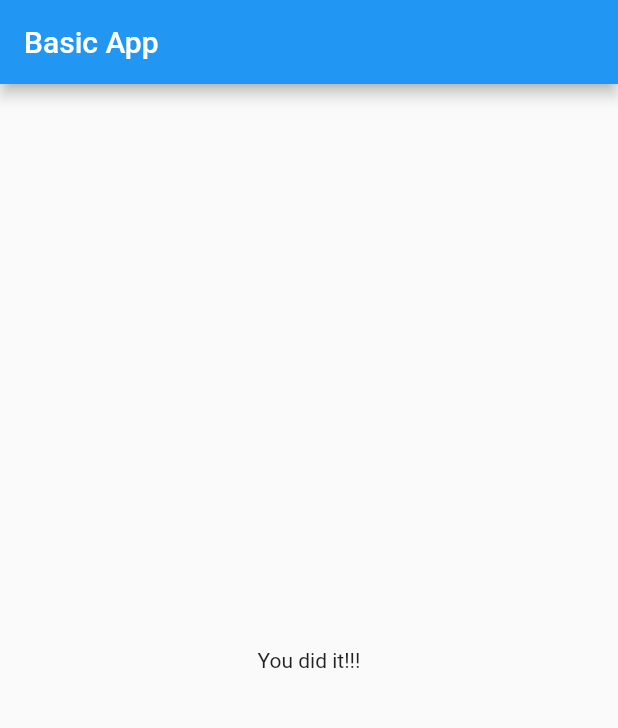
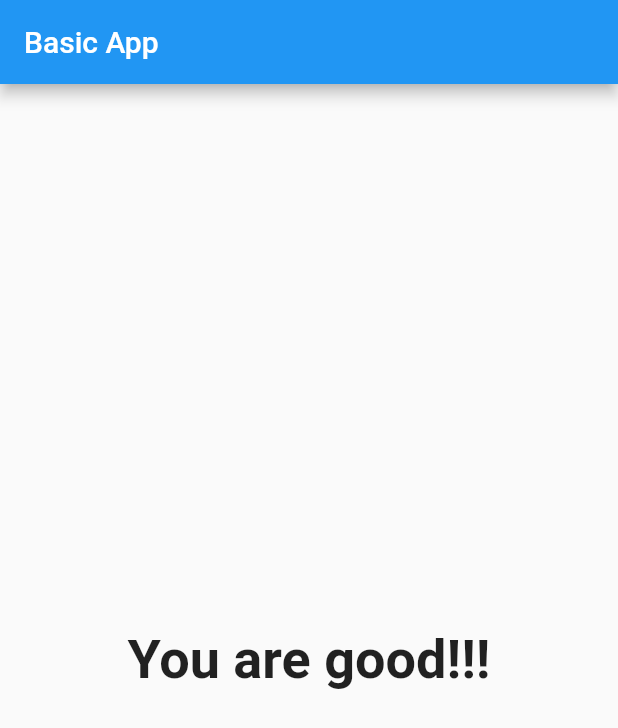
Before and after one commit to mr0a/FlutterLearning, a Flutter app: the screen it shows after launch, after a tap on "Black", after a tap on "Lion", after a tap on "Dosa", on a phone screen of 412 x 824 dp. Shown: the top 728 px of the screen. Run offline on Flutter 3.47's test engine with Material 2 defaults, Android fonts, the phone set to English and light mode, and no system bars.

Commit message:
Score and score based text added

```diff
--- a/lib/Quiz.dart
+++ b/lib/Quiz.dart
@@ -16,8 +16,8 @@ class Quiz extends StatelessWidget {
     return Column(
       children: [
         Question(quizData['question']),
-        ...(quizData['option'] as List<String>)
-            .map((e) => Option(e, increment))
+        ...(quizData['option'] as List<Map<String, Object>>)
+            .map((e) => Option(e['text'], ()=>increment(e['score'])))
             .toList(),
         RaisedButton(child: Text('Next'), onPressed: increment),
         RaisedButton(child: Text('Previous'), onPressed: decrement)
--- /dev/null
+++ b/lib/Result.dart
@@ -0,0 +1,26 @@
+import 'package:flutter/material.dart';
+
+class Result extends StatelessWidget {
+  final int resultScore;
+
+  Result(this.resultScore);
+
+  String get resultText{
+    var resultPhrase;
+    if (resultScore <= 8 ){
+      resultPhrase = 'You are awesome!!!';
+    }else if (resultScore <= 12){
+      resultPhrase = 'You are good!!!';
+    }else resultPhrase = 'You are something different!!!';
+    return resultPhrase;
+  }
+  Widget build(BuildContext context) {
+    return Center(
+      child: Text(
+        resultText,
+        style: TextStyle(fontSize: 36, fontWeight: FontWeight.bold),
+        textAlign: TextAlign.center,
+      ),
+    );
+  }
+}
--- a/lib/main.dart
+++ b/lib/main.dart
@@ -1,4 +1,4 @@
-import 'package:counter_app/question.dart';
+import 'package:counter_app/Result.dart';
 import 'package:flutter/material.dart';
 import 'package:counter_app/Quiz.dart';
 
@@ -13,36 +13,58 @@ class _MyAppState extends State<MyApp> {
   static const _questions = [
     {
       'question': 'What is your favourite color?',
-      'option': ['Black', 'Blue', 'Green', 'White']
+      'option': [
+        {'text': 'Black', 'score': 5},
+        {'text': 'Blue', 'score': 4},
+        {'text': 'Green', 'score': 3},
+        {'text': 'White', 'score': 2}
+      ]
     },
     {
       'question': 'What is your favourite animal?',
-      'option': ['Tiger', 'Lion', 'Monkey', 'Human']
+      'option': [
+        {'text': 'Tiger', 'score': 5},
+        {'text': 'Lion', 'score': 4},
+        {'text': 'Monkey', 'score': 3},
+        {'text': 'Human', 'score': 2}
+      ]
     },
     {
       'question': 'What is your favourite food?',
-      'option': ['Biryani', 'Parotta', 'Dosa', 'Idli']
+      'option': [
+        {'text': 'Biryani', 'score': 5},
+        {'text': 'Parotta', 'score': 4},
+        {'text': 'Dosa', 'score': 3},
+        {'text': 'Idli', 'score': 2}
+      ]
     }
   ];
+  var _count = 0;
+  var _totalScore = 0;
 
   void _decrement() => setState(() => _count--);
 
-  void _increment() => setState(() => _count++);
+  void _increment([int score]) {
+    setState(() {
+      _totalScore += score ??= 0;
+      print(_totalScore);
+      _count++;
+    });
+  }
 
-  var _count = 0;
   @override
   Widget build(BuildContext context) {
     return MaterialApp(
       home: Scaffold(
-        appBar: AppBar(
-          title: Text('Basic App'),
-        ),
-        body: _count < _questions.length
-            ? Quiz(quizData: _questions[_count], increment: _increment, decrement: _decrement)
-            : Center(
-                child: Text('You did it!!!'),
-              ),
-      ),
+          appBar: AppBar(
+            title: Text('Basic App'),
+          ),
+          body: _count < _questions.length
+              ? Quiz(
+                  quizData: _questions[_count],
+                  increment: _increment,
+                  decrement: _decrement)
+              : Result(_totalScore)),
     );
   }
 }
```
